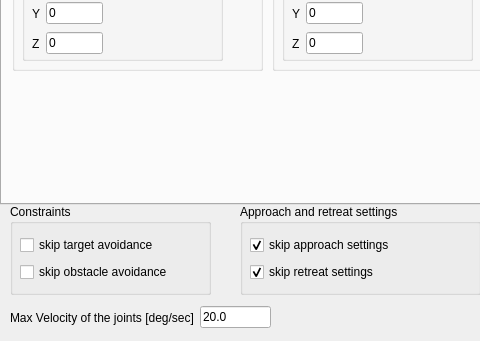
This is ui/toldialoghump.ui in zohannn/motion_manager as Qt 5 draws it before an edit; both pictures show x 0 to 480 and y 396 to 737 of the 970 by 737 pixel window. The edited form follows.
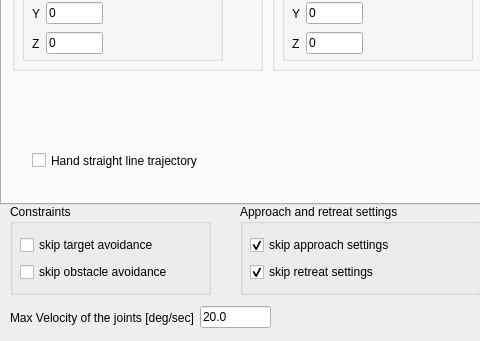
This is the edited form. The open tabs and pages were chosen to show the change.

Patch:
```diff
--- a/ui/toldialoghump.ui
+++ b/ui/toldialoghump.ui
@@ -2438,6 +2438,19 @@
       </widget>
      </widget>
     </widget>
+    <widget class="QCheckBox" name="checkBox_straight_line">
+     <property name="geometry">
+      <rect>
+       <x>30</x>
+       <y>520</y>
+       <width>231</width>
+       <height>21</height>
+      </rect>
+     </property>
+     <property name="text">
+      <string>Hand straight line trajectory</string>
+     </property>
+    </widget>
    </widget>
    <widget class="QWidget" name="tab_huml_move">
     <attribute name="title">
@@ -3255,7 +3268,7 @@
     </item>
    </layout>
   </widget>
-  <widget class="QWidget" name="">
+  <widget class="QWidget" name="layoutWidget">
    <property name="geometry">
     <rect>
      <x>501</x>
```
